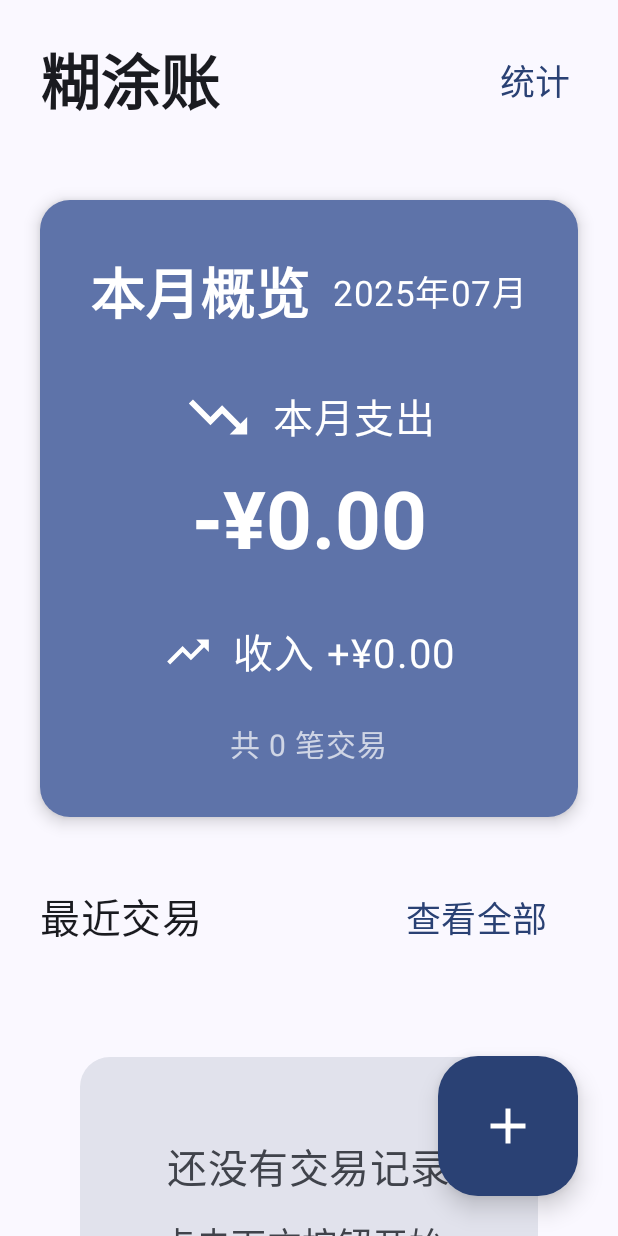
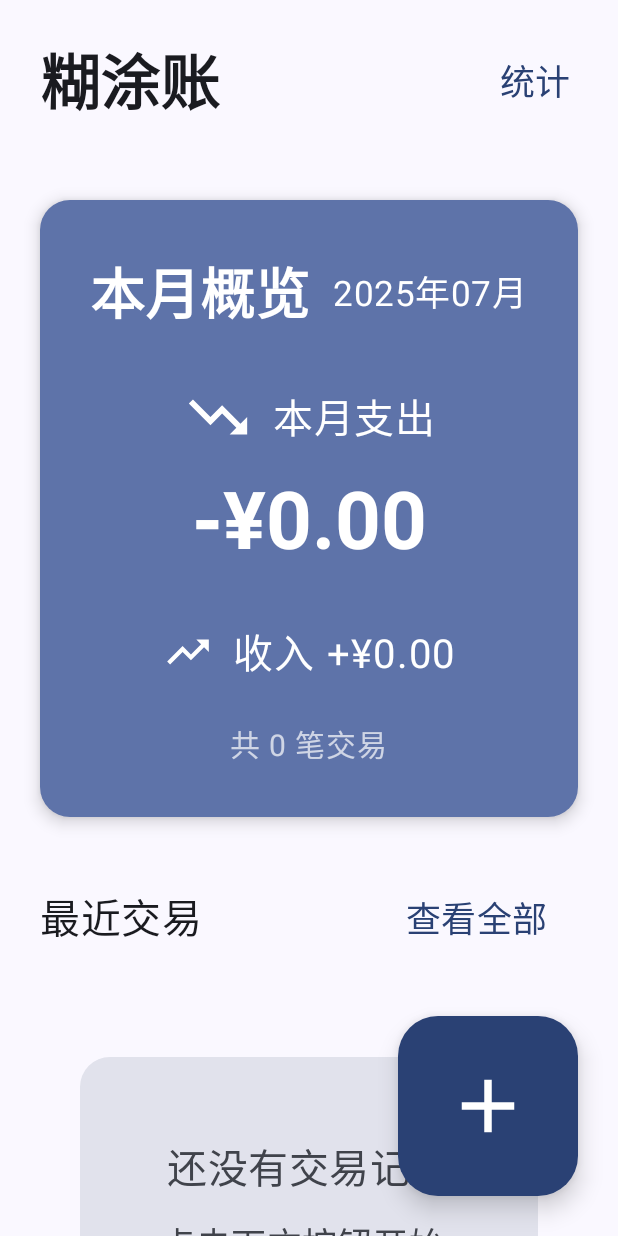
Before and after one commit to Mr-Boredommm/HootBooks, an Android app built with Jetpack Compose: the screen it shows after launch (MainActivity), on a phone screen of 412 x 824 dp. Run offline under Robolectric (Android 15) with nearby library versions, the phone set to English and light mode, and no system bars; our stand-ins replace Dagger/Hilt's generated code, Room's generated code; 4 statements that could not run were skipped.

Commit message:
优化加号按键大小

```diff
--- a/app/src/main/java/com/example/myapplication/ui/screen/HomeScreen.kt
+++ b/app/src/main/java/com/example/myapplication/ui/screen/HomeScreen.kt
@@ -64,11 +64,13 @@ fun HomeScreen(
         floatingActionButton = {
             FloatingActionButton(
                 onClick = onNavigateToAddTransaction,
-                containerColor = MaterialTheme.colorScheme.primary
+                containerColor = MaterialTheme.colorScheme.primary,
+                modifier = Modifier.size(72.dp)  // 调整按钮大小
             ) {
                 Icon(
                     imageVector = Icons.Default.Add,
-                    contentDescription = "添加交易"
+                    contentDescription = "添加交易",
+                    modifier = Modifier.size(36.dp)  // 同时放大图标
                 )
             }
         }
```
